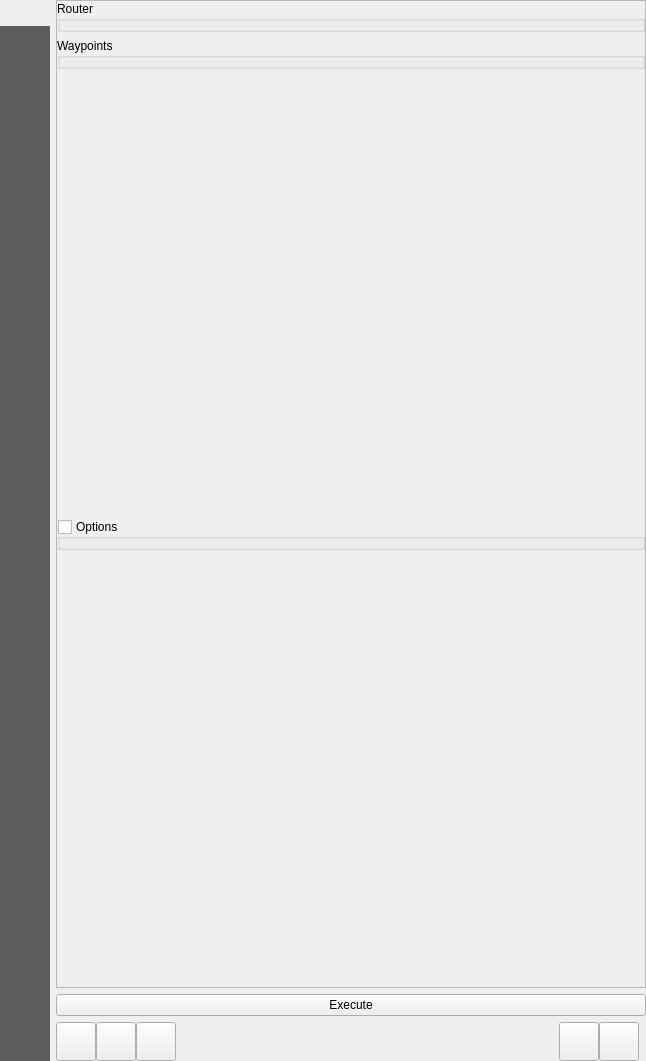
Above: valhalla/resources/ui/widget_routing_dock.ui from nilsnolde/valhalla-qgis-plugin before the change. Below: the same form after it.
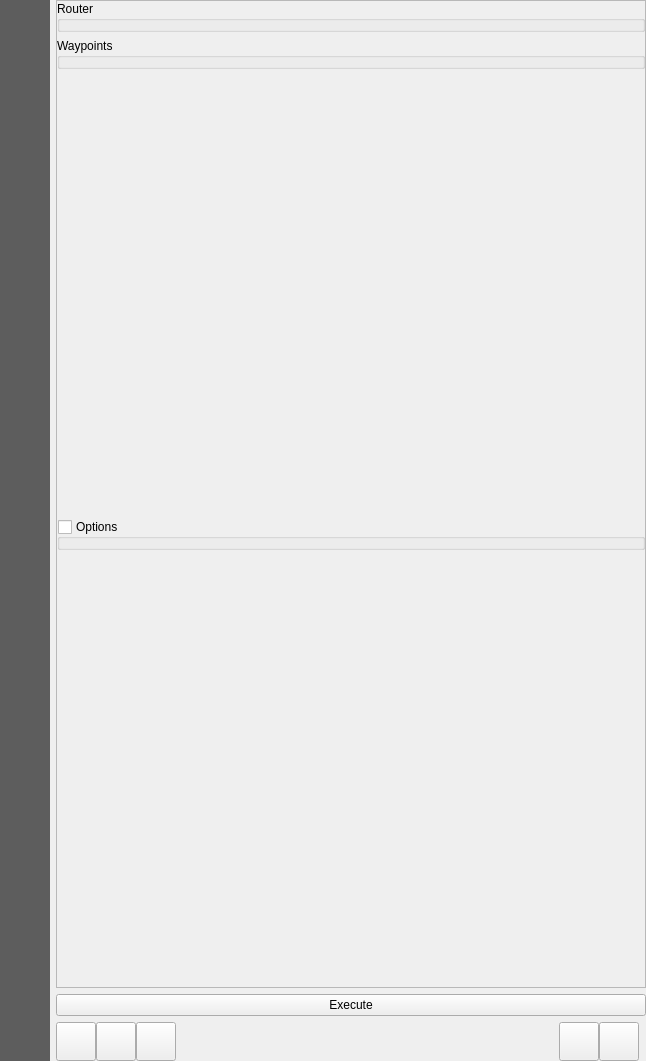
That is the form after the change. Icons and pictures are not drawn. Custom widgets are drawn as their Qt base class.

Patch:
```diff
--- a/valhalla/resources/ui/widget_routing_dock.ui
+++ b/valhalla/resources/ui/widget_routing_dock.ui
@@ -102,7 +102,7 @@
              <number>10</number>
             </property>
             <property name="currentRow">
-             <number>0</number>
+             <number>-1</number>
             </property>
             <item>
              <property name="text">
@@ -136,6 +136,11 @@
               <string>Expansion</string>
              </property>
             </item>
+            <item>
+             <property name="text">
+              <string/>
+             </property>
+            </item>
            </widget>
           </item>
          </layout>
```
